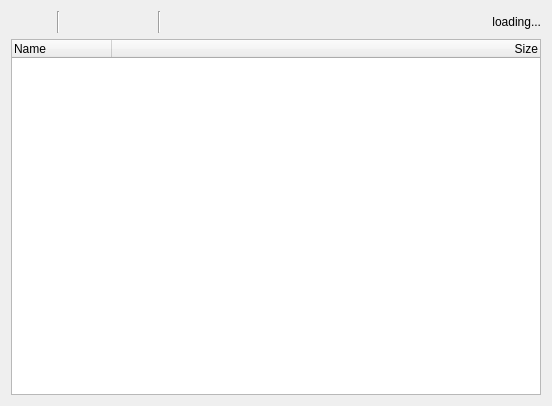
The window that dialogfilebrowser.ui (tjohnman/Obsession) describes before a commit, drawn with Qt 5.
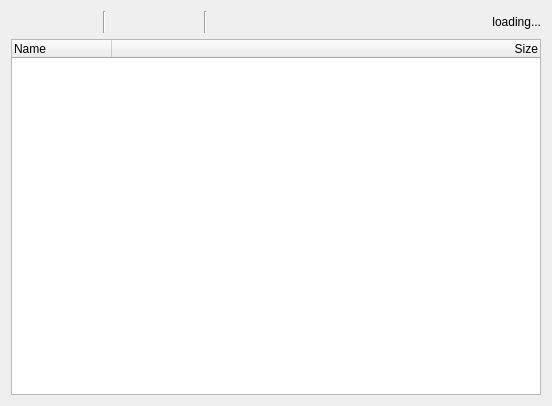
The same window after the commit. Icons and pictures are not drawn.

What changed in the file:
```diff
--- a/dialogfilebrowser.ui
+++ b/dialogfilebrowser.ui
@@ -43,8 +43,11 @@
      </property>
     </widget>
    </item>
-   <item row="0" column="2">
+   <item row="0" column="3">
     <widget class="QPushButton" name="buttonDownload">
+     <property name="enabled">
+      <bool>false</bool>
+     </property>
      <property name="text">
       <string/>
      </property>
@@ -63,8 +66,11 @@
      </property>
     </widget>
    </item>
-   <item row="0" column="3">
+   <item row="0" column="4">
     <widget class="QPushButton" name="buttonUpload">
+     <property name="enabled">
+      <bool>true</bool>
+     </property>
      <property name="text">
       <string/>
      </property>
@@ -83,15 +89,18 @@
      </property>
     </widget>
    </item>
-   <item row="0" column="4">
-    <widget class="Line" name="line">
-     <property name="orientation">
-      <enum>Qt::Vertical</enum>
-     </property>
-    </widget>
-   </item>
    <item row="0" column="5">
+    <widget class="Line" name="line">
+     <property name="orientation">
+      <enum>Qt::Vertical</enum>
+     </property>
+    </widget>
+   </item>
+   <item row="0" column="6">
     <widget class="QPushButton" name="buttonDelete">
+     <property name="enabled">
+      <bool>false</bool>
+     </property>
      <property name="text">
       <string/>
      </property>
@@ -110,7 +119,7 @@
      </property>
     </widget>
    </item>
-   <item row="0" column="6">
+   <item row="0" column="7">
     <spacer name="horizontalSpacer_3">
      <property name="orientation">
       <enum>Qt::Horizontal</enum>
@@ -126,7 +135,7 @@
      </property>
     </spacer>
    </item>
-   <item row="0" column="7">
+   <item row="0" column="9">
     <widget class="QLabel" name="label">
      <property name="sizePolicy">
       <sizepolicy hsizetype="Fixed" vsizetype="Preferred">
@@ -148,7 +157,7 @@
      </property>
     </widget>
    </item>
-   <item row="1" column="0" colspan="8">
+   <item row="1" column="0" colspan="10">
     <widget class="QTreeWidget" name="treeWidget">
      <property name="rootIsDecorated">
       <bool>true</bool>
@@ -171,13 +180,36 @@
      </column>
     </widget>
    </item>
-   <item row="0" column="1">
+   <item row="0" column="2">
     <widget class="Line" name="line_2">
      <property name="orientation">
       <enum>Qt::Vertical</enum>
      </property>
     </widget>
    </item>
+   <item row="0" column="1">
+    <widget class="QPushButton" name="buttonRefresh">
+     <property name="enabled">
+      <bool>true</bool>
+     </property>
+     <property name="text">
+      <string/>
+     </property>
+     <property name="icon">
+      <iconset resource="resources.qrc">
+       <normaloff>:/general/interfaceIcons/generalRefresh.png</normaloff>:/general/interfaceIcons/generalRefresh.png</iconset>
+     </property>
+     <property name="iconSize">
+      <size>
+       <width>16</width>
+       <height>16</height>
+      </size>
+     </property>
+     <property name="flat">
+      <bool>true</bool>
+     </property>
+    </widget>
+   </item>
   </layout>
  </widget>
  <resources>
```
